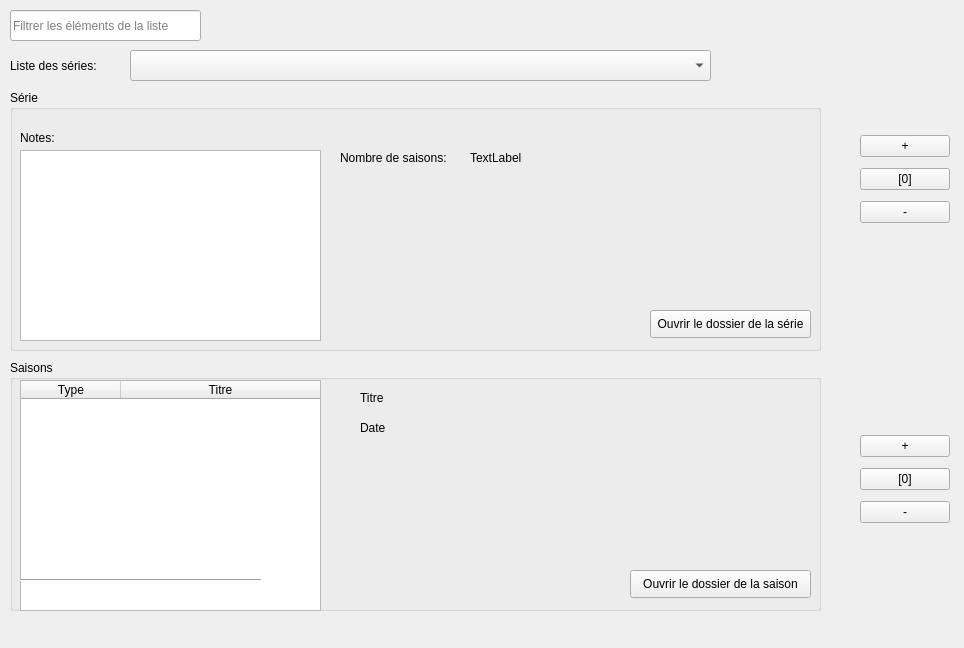
Old version of the form src/ui/full_list_tab.ui in the repository seigneurfuo/MyAnimeManager3.
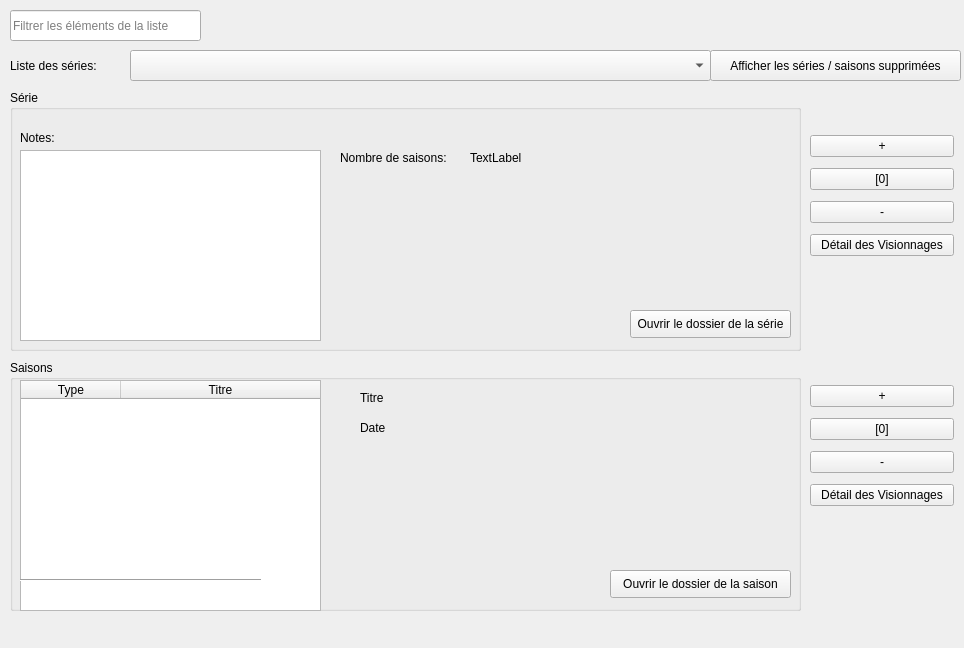
New version of the form.

Commit message: Premier ajout d'une liste des élements "supprimés" afin des afficher. Peu etre plutot renommer ça "élement masqués ?" + NNettoayge de 2/3 chose dans le code des autres élements.

```diff
--- a/src/ui/full_list_tab.ui
+++ b/src/ui/full_list_tab.ui
@@ -28,7 +28,7 @@
     <rect>
      <x>10</x>
      <y>90</y>
-     <width>811</width>
+     <width>791</width>
      <height>261</height>
     </rect>
    </property>
@@ -119,7 +119,7 @@
    <widget class="QPushButton" name="pushButton">
     <property name="geometry">
      <rect>
-      <x>640</x>
+      <x>620</x>
       <y>220</y>
       <width>161</width>
       <height>28</height>
@@ -148,7 +148,7 @@
     <rect>
      <x>10</x>
      <y>360</y>
-     <width>811</width>
+     <width>791</width>
      <height>251</height>
     </rect>
    </property>
@@ -261,7 +261,7 @@
    <widget class="QPushButton" name="pushButton_2">
     <property name="geometry">
      <rect>
-      <x>620</x>
+      <x>600</x>
       <y>210</y>
       <width>181</width>
       <height>28</height>
@@ -288,10 +288,10 @@
   <widget class="QWidget" name="layoutWidget">
    <property name="geometry">
     <rect>
-     <x>860</x>
+     <x>810</x>
      <y>130</y>
-     <width>90</width>
-     <height>98</height>
+     <width>144</width>
+     <height>132</height>
     </rect>
    </property>
    <layout class="QVBoxLayout" name="verticalLayout">
@@ -316,15 +316,22 @@
       </property>
      </widget>
     </item>
+    <item>
+     <widget class="QPushButton" name="pushButton_4">
+      <property name="text">
+       <string>Détail des Visionnages</string>
+      </property>
+     </widget>
+    </item>
    </layout>
   </widget>
   <widget class="QWidget" name="layoutWidget_2">
    <property name="geometry">
     <rect>
-     <x>860</x>
-     <y>430</y>
-     <width>90</width>
-     <height>98</height>
+     <x>810</x>
+     <y>380</y>
+     <width>144</width>
+     <height>132</height>
     </rect>
    </property>
    <layout class="QVBoxLayout" name="verticalLayout_2">
@@ -349,8 +356,28 @@
       </property>
      </widget>
     </item>
+    <item>
+     <widget class="QPushButton" name="pushButton_3">
+      <property name="text">
+       <string>Détail des Visionnages</string>
+      </property>
+     </widget>
+    </item>
    </layout>
   </widget>
+  <widget class="QPushButton" name="view_deleted_elements_button">
+   <property name="geometry">
+    <rect>
+     <x>710</x>
+     <y>50</y>
+     <width>251</width>
+     <height>31</height>
+    </rect>
+   </property>
+   <property name="text">
+    <string>Afficher les séries / saisons supprimées</string>
+   </property>
+  </widget>
  </widget>
  <resources/>
  <connections/>
```
The commit also changes 4 other files.
